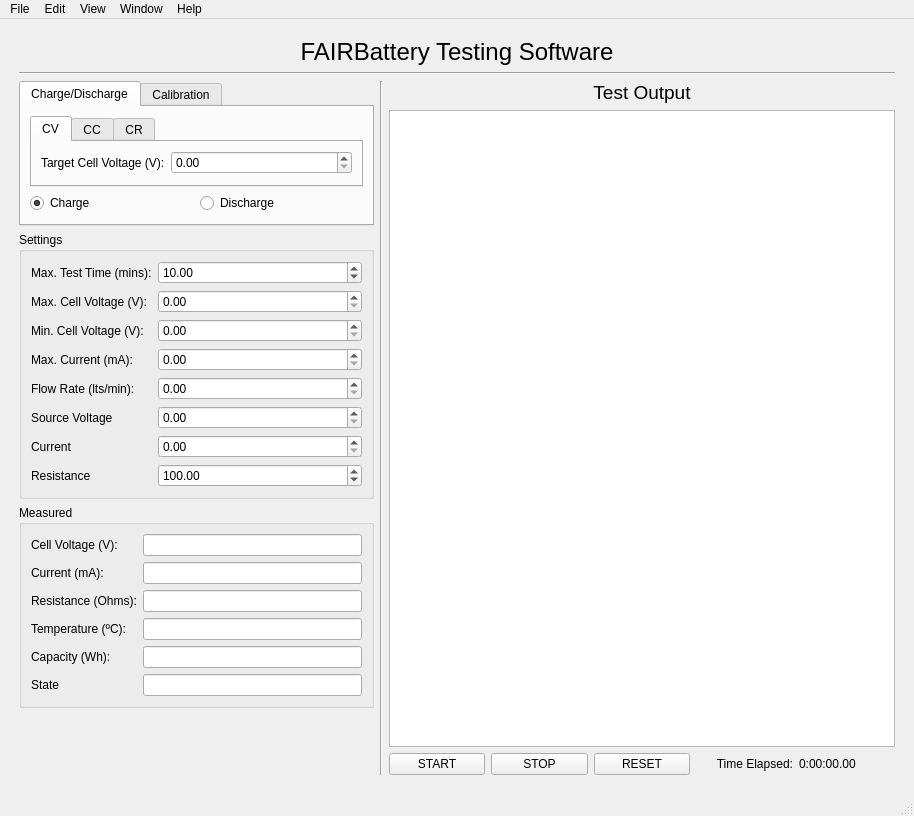
Old version of the form Battery_Testing_Software/examples/101_project/UI/BatteryChargerUI.ui in the repository nelfy22/FAIR-Battery.
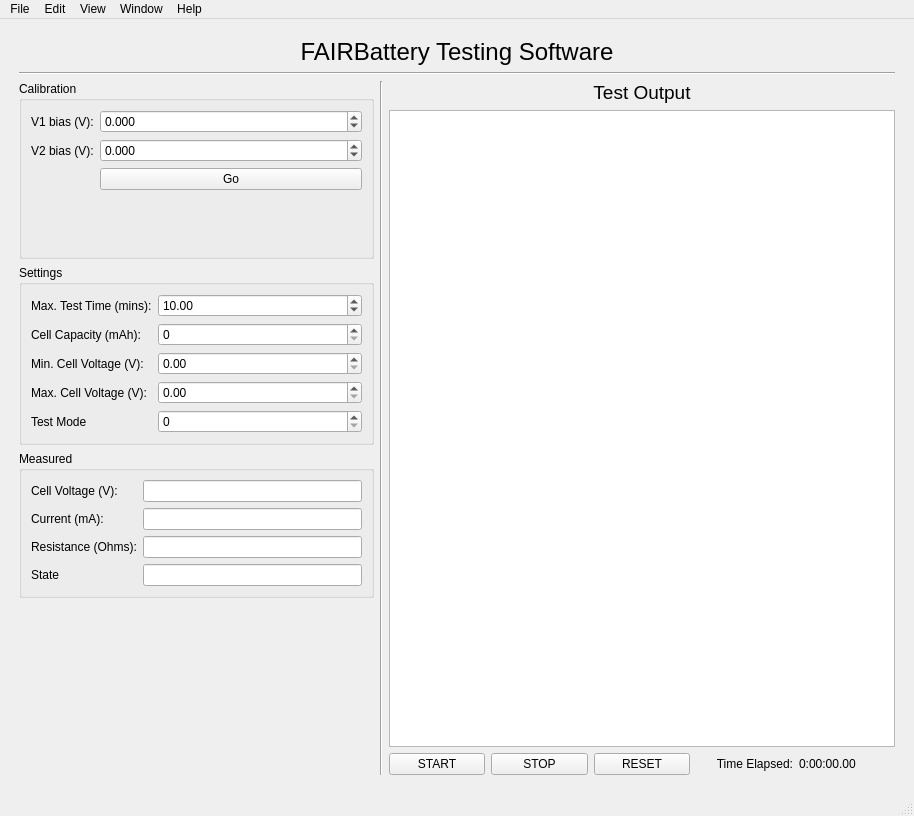
New version of the form. The open tabs and pages were chosen to show the change. Custom widgets are drawn as their Qt base class.

Commit message: Improve user experience

```diff
--- a/Battery_Testing_Software/examples/101_project/UI/BatteryChargerUI.ui
+++ b/Battery_Testing_Software/examples/101_project/UI/BatteryChargerUI.ui
@@ -56,7 +56,7 @@
         <item>
          <layout class="QVBoxLayout" name="verticalLayout_8">
           <item>
-           <widget class="QTabWidget" name="test_mode_tabs">
+           <widget class="QGroupBox" name="test_mode_tabs">
             <property name="sizePolicy">
              <sizepolicy hsizetype="Fixed" vsizetype="Expanding">
               <horstretch>0</horstretch>
@@ -69,216 +69,68 @@
               <height>0</height>
              </size>
             </property>
-            <property name="currentIndex">
-             <number>1</number>
+            <property name="title">
+             <string>Calibration</string>
             </property>
-            <widget class="QWidget" name="charge">
-             <attribute name="title">
-              <string>Charge/Discharge</string>
-             </attribute>
-             <layout class="QVBoxLayout" name="verticalLayout_3">
-              <item>
-               <widget class="QTabWidget" name="target_selection_tabs">
-                <property name="sizePolicy">
-                 <sizepolicy hsizetype="Expanding" vsizetype="Fixed">
-                  <horstretch>0</horstretch>
-                  <verstretch>0</verstretch>
-                 </sizepolicy>
-                </property>
-                <property name="currentIndex">
-                 <number>0</number>
-                </property>
-                <widget class="QWidget" name="CV">
-                 <attribute name="title">
-                  <string>CV</string>
-                 </attribute>
-                 <layout class="QVBoxLayout" name="verticalLayout_4">
-                  <item>
-                   <layout class="QFormLayout" name="formLayout_4">
-                    <property name="leftMargin">
-                     <number>0</number>
-                    </property>
-                    <property name="topMargin">
-                     <number>0</number>
-                    </property>
-                    <item row="0" column="0">
-                     <widget class="QLabel" name="label_6">
-                      <property name="text">
-                       <string>Target Cell Voltage (V):</string>
-                      </property>
-                     </widget>
-                    </item>
-                    <item row="0" column="1">
-                     <widget class="QDoubleSpinBox" name="target_voltage_spinbox">
-                      <property name="accelerated">
-                       <bool>true</bool>
-                      </property>
-                      <property name="maximum">
-                       <double>4.000000000000000</double>
-                      </property>
-                      <property name="singleStep">
-                       <double>0.100000000000000</double>
-                      </property>
-                     </widget>
-                    </item>
-                   </layout>
-                  </item>
-                 </layout>
+            <layout class="QVBoxLayout" name="verticalLayout_5">
+             <item>
+              <layout class="QFormLayout" name="formLayout_23">
+               <item row="0" column="0">
+                <widget class="QLabel" name="label_33">
+                 <property name="text">
+                  <string>V1 bias (V):</string>
+                 </property>
                 </widget>
-                <widget class="QWidget" name="CC">
-                 <attribute name="title">
-                  <string>CC</string>
-                 </attribute>
-                 <layout class="QHBoxLayout" name="horizontalLayout_5">
-                  <item>
-                   <layout class="QFormLayout" name="formLayout_10">
-                    <property name="leftMargin">
-                     <number>0</number>
-                    </property>
-                    <property name="topMargin">
-                     <number>0</number>
-                    </property>
-                    <item row="0" column="0">
-                     <widget class="QLabel" name="label_17">
-                      <property name="text">
-                       <string>Target Current (mA):</string>
-                      </property>
-                     </widget>
-                    </item>
-                    <item row="0" column="1">
-                     <widget class="QDoubleSpinBox" name="target_current_spinbox">
-                      <property name="accelerated">
-                       <bool>true</bool>
-                      </property>
-                      <property name="maximum">
-                       <double>300.000000000000000</double>
-                      </property>
-                     </widget>
-                    </item>
-                   </layout>
-                  </item>
-                 </layout>
+               </item>
+               <item row="1" column="0">
+                <widget class="QLabel" name="label_34">
+                 <property name="text">
+                  <string>V2 bias (V):</string>
+                 </property>
                 </widget>
-                <widget class="QWidget" name="CR">
-                 <attribute name="title">
-                  <string>CR</string>
-                 </attribute>
-                 <layout class="QHBoxLayout" name="horizontalLayout_6">
-                  <item>
-                   <layout class="QFormLayout" name="formLayout_6">
-                    <property name="leftMargin">
-                     <number>0</number>
-                    </property>
-                    <property name="topMargin">
-                     <number>0</number>
-                    </property>
-                    <item row="0" column="0">
-                     <widget class="QLabel" name="label_7">
-                      <property name="text">
-                       <string>Target Load Resistance (Ohms):</string>
-                      </property>
-                     </widget>
-                    </item>
-                    <item row="0" column="1">
-                     <widget class="QDoubleSpinBox" name="target_resistance_spinbox">
-                      <property name="accelerated">
-                       <bool>true</bool>
-                      </property>
-                     </widget>
-                    </item>
-                   </layout>
-                  </item>
-                 </layout>
+               </item>
+               <item row="1" column="1">
+                <widget class="QDoubleSpinBox" name="v2_bias_spinbox">
+                 <property name="decimals">
+                  <number>3</number>
+                 </property>
+                 <property name="minimum">
+                  <double>-1.000000000000000</double>
+                 </property>
+                 <property name="maximum">
+                  <double>1.000000000000000</double>
+                 </property>
+                 <property name="singleStep">
+                  <double>0.001000000000000</double>
+                 </property>
                 </widget>
-               </widget>
-              </item>
-              <item>
-               <layout class="QHBoxLayout" name="horizontalLayout_4">
-                <item>
-                 <widget class="QRadioButton" name="charge_radiobutton">
-                  <property name="text">
-                   <string>Charge</string>
-                  </property>
-                  <property name="checked">
-                   <bool>true</bool>
-                  </property>
-                 </widget>
-                </item>
-                <item>
-                 <widget class="QRadioButton" name="discharge_radiobutton">
-                  <property name="text">
-                   <string>Discharge</string>
-                  </property>
-                 </widget>
-                </item>
-               </layout>
-              </item>
-             </layout>
-            </widget>
-            <widget class="QWidget" name="calibration">
-             <attribute name="title">
-              <string>Calibration</string>
-             </attribute>
-             <widget class="QWidget" name="horizontalLayoutWidget">
-              <property name="geometry">
-               <rect>
-                <x>9</x>
-                <y>80</y>
-                <width>331</width>
-                <height>31</height>
-               </rect>
-              </property>
-              <layout class="QHBoxLayout" name="horizontalLayout_3">
-               <item>
-                <widget class="QPushButton" name="calibration_pushbutton">
+               </item>
+               <item row="2" column="1">
+                <widget class="QPushButton" name="calibration_button">
                  <property name="text">
                   <string>Go</string>
                  </property>
                 </widget>
                </item>
-              </layout>
-             </widget>
-             <widget class="QWidget" name="formLayoutWidget">
-              <property name="geometry">
-               <rect>
-                <x>9</x>
-                <y>9</y>
-                <width>331</width>
-                <height>61</height>
-               </rect>
-              </property>
-              <layout class="QFormLayout" name="formLayout">
-               <item row="0" column="0">
-                <widget class="QLabel" name="label_13">
-                 <property name="text">
-                  <string>V1 bias</string>
-                 </property>
-                </widget>
-               </item>
-               <item row="1" column="0">
-                <widget class="QLabel" name="label_14">
-                 <property name="text">
-                  <string>V2 bias</string>
-                 </property>
-                </widget>
-               </item>
                <item row="0" column="1">
-                <widget class="QLineEdit" name="v1_bias_lineedit">
-                 <property name="readOnly">
-                  <bool>true</bool>
+                <widget class="QDoubleSpinBox" name="v1_bias_spinbox">
+                 <property name="decimals">
+                  <number>3</number>
                  </property>
-                </widget>
-               </item>
-               <item row="1" column="1">
-                <widget class="QLineEdit" name="v2_bias_lineedit">
-                 <property name="readOnly">
-                  <bool>true</bool>
+                 <property name="minimum">
+                  <double>-1.000000000000000</double>
+                 </property>
+                 <property name="maximum">
+                  <double>1.000000000000000</double>
+                 </property>
+                 <property name="singleStep">
+                  <double>0.001000000000000</double>
                  </property>
                 </widget>
                </item>
               </layout>
-             </widget>
-            </widget>
+             </item>
+            </layout>
            </widget>
           </item>
           <item>
@@ -316,28 +168,19 @@
                 </widget>
                </item>
                <item row="1" column="0">
-                <widget class="QLabel" name="label_12">
+                <widget class="QLabel" name="label_2">
                  <property name="text">
-                  <string>Max. Cell Voltage (V):</string>
+                  <string>Cell Capacity (mAh):</string>
                  </property>
                 </widget>
                </item>
                <item row="1" column="1">
-                <widget class="QDoubleSpinBox" name="max_cell_voltage_spinbox">
-                 <property name="minimumSize">
-                  <size>
-                   <width>76</width>
-                   <height>0</height>
-                  </size>
-                 </property>
-                 <property name="accelerated">
-                  <bool>true</bool>
-                 </property>
+                <widget class="QSpinBox" name="battery_capacity_spinbox">
                  <property name="maximum">
-                  <double>4.500000000000000</double>
+                  <number>5000</number>
                  </property>
                  <property name="singleStep">
-                  <double>0.100000000000000</double>
+                  <number>50</number>
                  </property>
                 </widget>
                </item>
@@ -368,14 +211,14 @@
                 </widget>
                </item>
                <item row="3" column="0">
-                <widget class="QLabel" name="label_2">
+                <widget class="QLabel" name="label_12">
                  <property name="text">
-                  <string>Max. Current (mA):</string>
+                  <string>Max. Cell Voltage (V):</string>
                  </property>
                 </widget>
                </item>
                <item row="3" column="1">
-                <widget class="QDoubleSpinBox" name="max_current_spinbox">
+                <widget class="QDoubleSpinBox" name="max_cell_voltage_spinbox">
                  <property name="minimumSize">
                   <size>
                    <width>76</width>
@@ -385,82 +228,25 @@
                  <property name="accelerated">
                   <bool>true</bool>
                  </property>
-                 <property name="decimals">
-                  <number>2</number>
-                 </property>
                  <property name="maximum">
-                  <double>300.000000000000000</double>
+                  <double>4.500000000000000</double>
+                 </property>
+                 <property name="singleStep">
+                  <double>0.100000000000000</double>
                  </property>
                 </widget>
                </item>
                <item row="4" column="0">
-                <widget class="QLabel" name="label_10">
-                 <property name="text">
-                  <string>Flow Rate (lts/min):</string>
-                 </property>
-                </widget>
-               </item>
-               <item row="4" column="1">
-                <widget class="QDoubleSpinBox" name="flow_rate_spinbox">
-                 <property name="minimumSize">
-                  <size>
-                   <width>76</width>
-                   <height>0</height>
-                  </size>
-                 </property>
-                 <property name="accelerated">
-                  <bool>true</bool>
-                 </property>
-                </widget>
-               </item>
-               <item row="5" column="0">
                 <widget class="QLabel" name="label">
                  <property name="text">
-                  <string>Source Voltage</string>
+                  <string>Test Mode</string>
                  </property>
                 </widget>
                </item>
-               <item row="5" column="1">
-                <widget class="QDoubleSpinBox" name="supply_voltage_spinbox">
+               <item row="4" column="1">
+                <widget class="QSpinBox" name="test_type_spinbox">
                  <property name="maximum">
-                  <double>30.000000000000000</double>
-                 </property>
-                </widget>
-               </item>
-               <item row="6" column="0">
-                <widget class="QLabel" name="label_8">
-                 <property name="text">
-                  <string>Current</string>
-                 </property>
-                </widget>
-               </item>
-               <item row="6" column="1">
-                <widget class="QDoubleSpinBox" name="supply_current_spinbox">
-                 <property name="maximum">
-                  <double>3000.000000000000000</double>
-                 </property>
-                 <property name="singleStep">
-                  <double>9.375000000000000</double>
-                 </property>
-                </widget>
-               </item>
-               <item row="7" column="0">
-                <widget class="QLabel" name="label_9">
-                 <property name="text">
-                  <string>Resistance</string>
-                 </property>
-                </widget>
-               </item>
-               <item row="7" column="1">
-                <widget class="QDoubleSpinBox" name="resistance_spinbox">
-                 <property name="minimum">
-                  <double>1.250000000000000</double>
-                 </property>
-                 <property name="maximum">
-                  <double>130.250000000000000</double>
-                 </property>
-                 <property name="value">
-                  <double>100.000000000000000</double>
+                  <number>6</number>
                  </property>
                 </widget>
                </item>
@@ -528,41 +314,13 @@
                 <widget class="QLineEdit" name="resistor_bank_lineedit"/>
                </item>
                <item row="3" column="0">
-                <widget class="QLabel" name="label_30">
-                 <property name="text">
-                  <string>Temperature (ºC):</string>
-                 </property>
-                </widget>
-               </item>
-               <item row="3" column="1">
-                <widget class="QLineEdit" name="measured_temperature_lineedit">
-                 <property name="readOnly">
-                  <bool>true</bool>
-                 </property>
-                </widget>
-               </item>
-               <item row="4" column="0">
-                <widget class="QLabel" name="label_31">
-                 <property name="text">
-                  <string>Capacity (Wh):</string>
-                 </property>
-                </widget>
-               </item>
-               <item row="4" column="1">
-                <widget class="QLineEdit" name="measured_capacity_lineedit">
-                 <property name="readOnly">
-                  <bool>true</bool>
-                 </property>
-                </widget>
-               </item>
-               <item row="5" column="0">
                 <widget class="QLabel" name="label_11">
                  <property name="text">
                   <string>State</string>
                  </property>
                 </widget>
                </item>
-               <item row="5" column="1">
+               <item row="3" column="1">
                 <widget class="QLineEdit" name="charge_state_lineedit">
                  <property name="readOnly">
                   <bool>true</bool>
```
Left out of the diff: 202 changed lines with no effect on the pictures. The commit also changes 2 other files.
